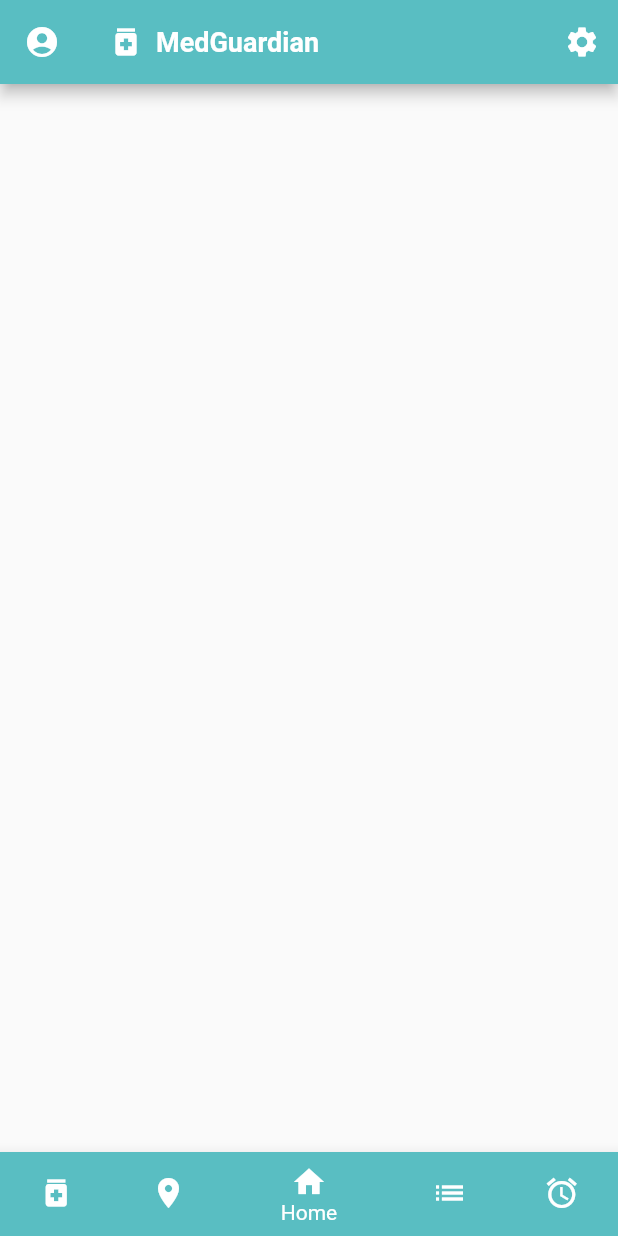
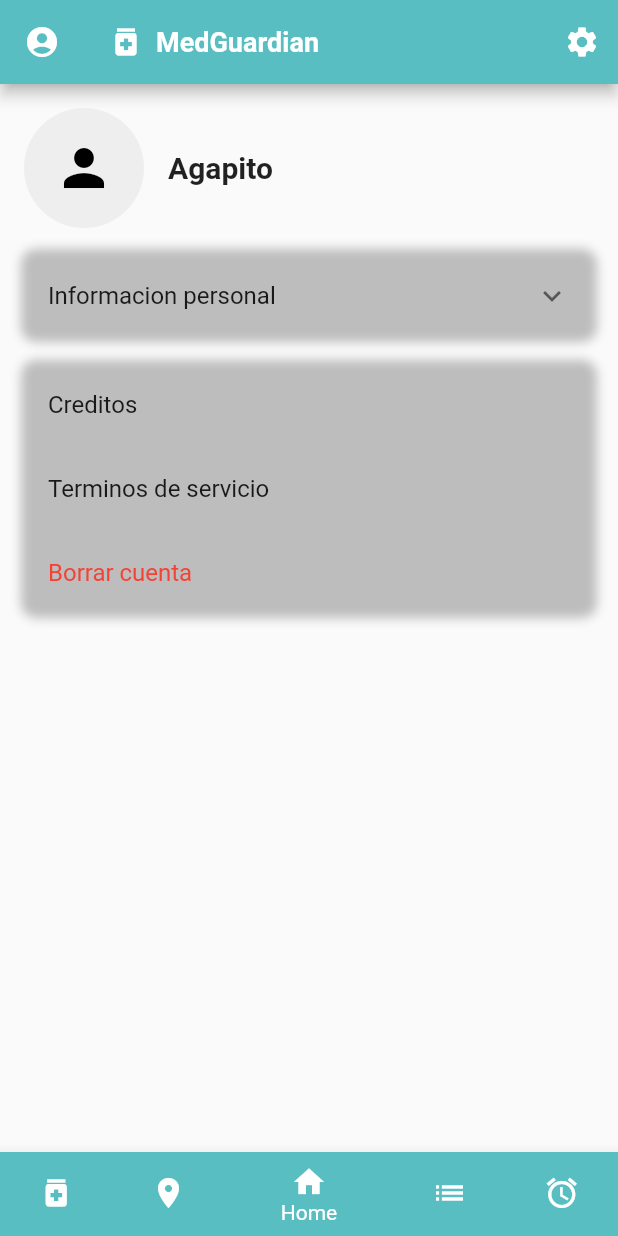
Before and after one commit to MissStormy/MedGuardian, a Flutter app: the MyProfilePage screen opened directly, on a phone screen of 412 x 824 dp. Run offline on Flutter 3.47's test engine with Material 2 defaults, Android fonts, the phone set to English and light mode, and no system bars.

Commit message:
boom profile page needs aesthetic

```diff
--- a/medguardian/lib/pages/profile_page.dart
+++ b/medguardian/lib/pages/profile_page.dart
@@ -17,8 +17,80 @@ class _MyProfilePageState extends State<MyProfilePage> {
       appBar: CustomAppBar(),
       body: Padding(
         padding: const EdgeInsets.all(16),
-        child:
-            Column(crossAxisAlignment: CrossAxisAlignment.start, children: []),
+        child: Column(crossAxisAlignment: CrossAxisAlignment.start, children: [
+          //Top section with user image and name
+          Row(
+            children: [
+              //Rounded image (icon for now)
+              Container(
+                width: 80,
+                height: 80,
+                decoration: BoxDecoration(
+                    shape: BoxShape.circle, color: Colors.grey[200]),
+                child: Icon(Icons.person, size: 40, color: Colors.black),
+              ),
+              SizedBox(width: 16),
+              //Username
+              Text("Agapito",
+                  style: TextStyle(fontSize: 20, fontWeight: FontWeight.bold))
+            ],
+          ),
+          SizedBox(height: 16),
+
+          //First accordion
+          Container(
+            decoration: BoxDecoration(
+                borderRadius: BorderRadius.circular(10),
+                boxShadow: [
+                  BoxShadow(
+                      color: Colors.grey[400]!, blurRadius: 5, spreadRadius: 2)
+                ]),
+            //The accordion is called expansiontile... good name
+            //So, information expansionTile
+            child: ExpansionTile(
+              title: Text("Informacion personal"),
+              children: [
+                ListTile(
+                  title: Text("Email: AgapitoDiSousa@gmail.com"),
+                ),
+                ListTile(
+                  title: Text("Edad: 69"),
+                )
+              ],
+            ),
+          ),
+          SizedBox(height: 16),
+          //Button list
+          Container(
+              decoration: BoxDecoration(
+                  borderRadius: BorderRadius.circular(10),
+                  boxShadow: [
+                    BoxShadow(
+                        color: Colors.grey[400]!,
+                        blurRadius: 5,
+                        spreadRadius: 2)
+                  ]),
+              child: Column(
+                children: [
+                  //Credits button
+                  ListTile(
+                    title: Text("Creditos"),
+                    onTap: () {},
+                  ),
+                  //Terms of Service button
+                  ListTile(
+                    title: Text("Terminos de servicio"),
+                    onTap: () {},
+                  ),
+                  //Erase account button
+                  ListTile(
+                    title: Text("Borrar cuenta",
+                        style: TextStyle(color: Colors.red)),
+                    onTap: () {},
+                  )
+                ],
+              ))
+        ]),
       ),
       bottomNavigationBar: CustomNavBar(),
     );
```
